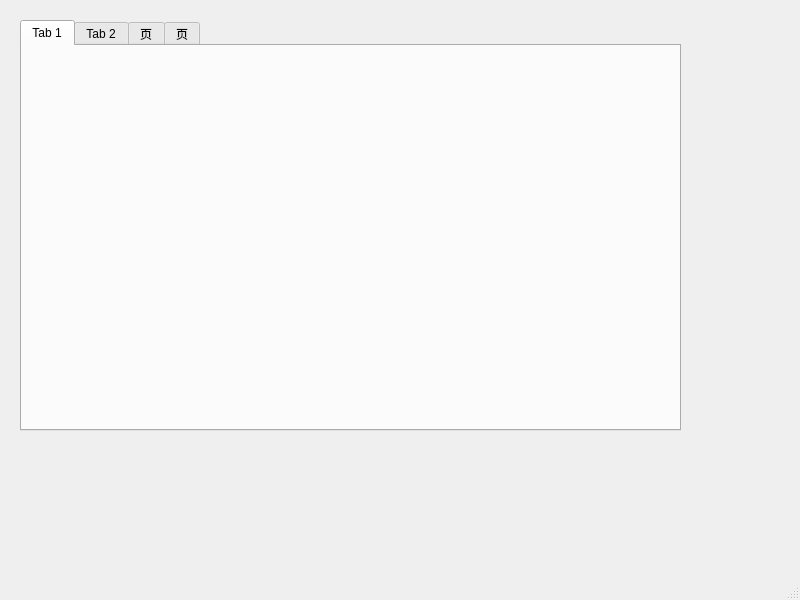
The window that yzpro/mainwindow.ui (kunknu/studyDemo) describes before a commit, drawn with Qt 5.
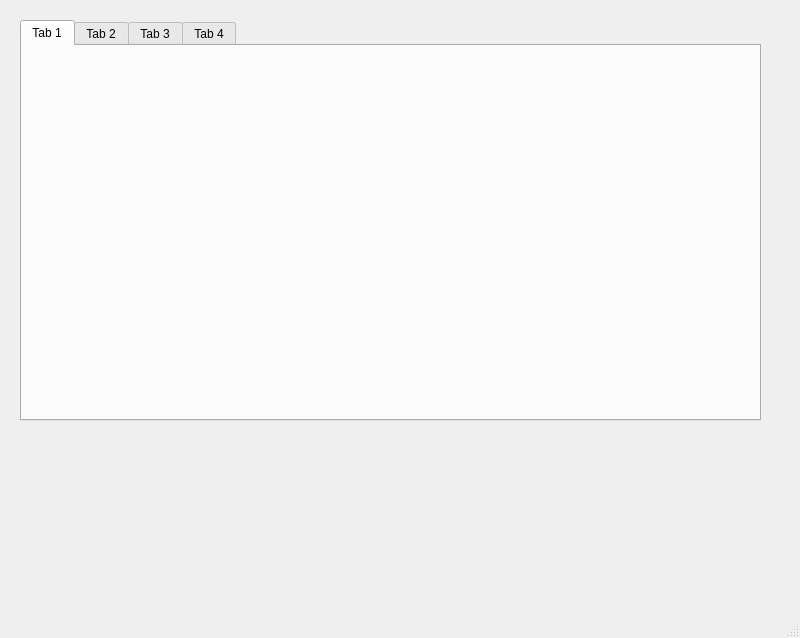
The same window after the commit. The open tabs and pages were chosen to show the change.

Diff of the .ui file:
```diff
--- a/yzpro/mainwindow.ui
+++ b/yzpro/mainwindow.ui
@@ -7,7 +7,7 @@
     <x>0</x>
     <y>0</y>
     <width>800</width>
-    <height>600</height>
+    <height>638</height>
    </rect>
   </property>
   <property name="windowTitle">
@@ -19,8 +19,8 @@
      <rect>
       <x>20</x>
       <y>20</y>
-      <width>661</width>
-      <height>411</height>
+      <width>741</width>
+      <height>401</height>
      </rect>
     </property>
     <property name="currentIndex">
@@ -38,12 +38,12 @@
     </widget>
     <widget class="QWidget" name="tab_3">
      <attribute name="title">
-      <string>页</string>
+      <string>Tab 3</string>
      </attribute>
     </widget>
     <widget class="QWidget" name="tab_4">
      <attribute name="title">
-      <string>页</string>
+      <string>Tab 4</string>
      </attribute>
     </widget>
    </widget>
```
Left out of the diff: 2 changed lines with no effect on the pictures.
